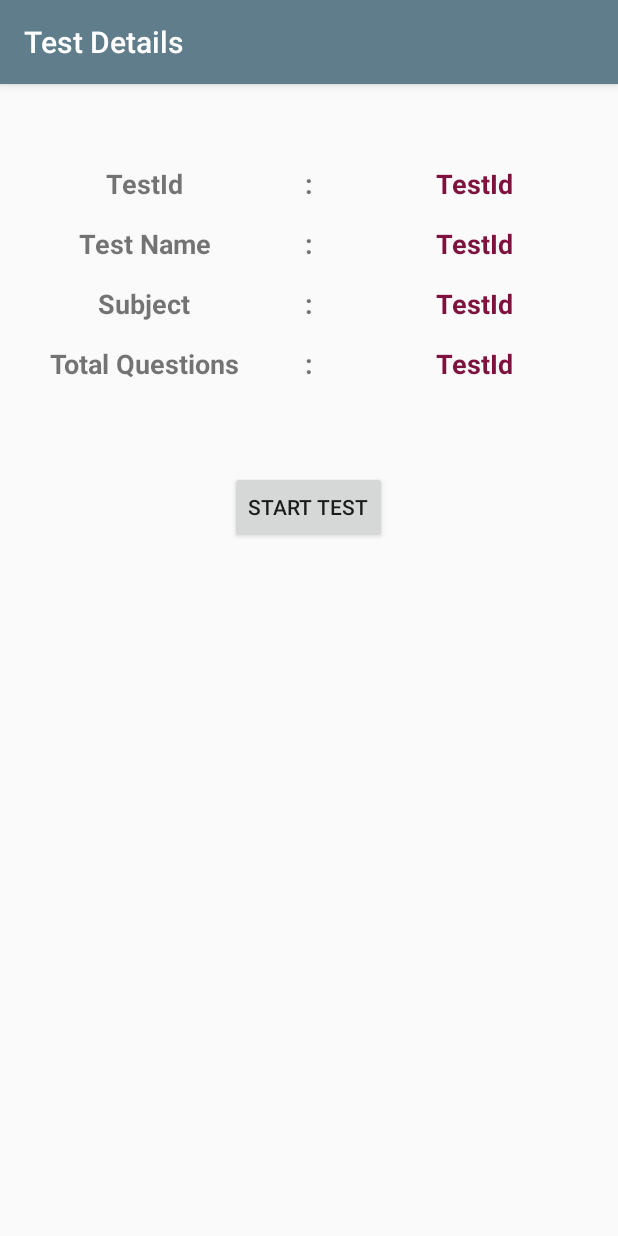
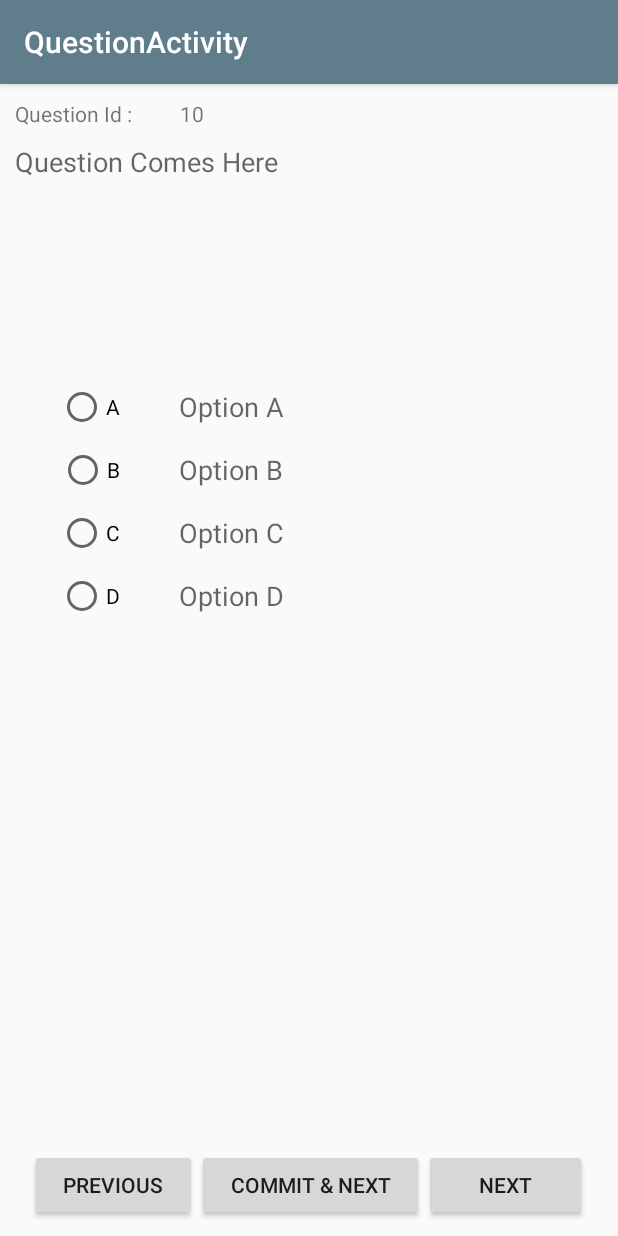
Before and after one commit to SushankKDahiwadkar/oesmsproj, an Android app: the TestDetails screen opened directly, with no data from a screen before it, after a tap on "START TEST", on a phone screen of 412 x 824 dp. Run offline under Robolectric (Android 15) with nearby library versions, the phone set to English and light mode, and no system bars; our stand-ins replace Volley; network calls fail; 5 statements that could not run were skipped.

Commit message:
minor commit

```diff
--- a/LoginRegisterMaterial/app/src/main/java/com/sushank/loginregistermaterial/activity/HomeFragment.java
+++ b/LoginRegisterMaterial/app/src/main/java/com/sushank/loginregistermaterial/activity/HomeFragment.java
@@ -98,7 +98,7 @@ public class HomeFragment extends Fragment {
             public void onErrorResponse(VolleyError error) {
                 VolleyLog.d("Error", "Error: " + error.getMessage());
                 // hide the progress dialog
-
+                progressDialog.hide();
             }
         });
 
--- a/LoginRegisterMaterial/app/src/main/java/com/sushank/loginregistermaterial/activity/TestDetails.java
+++ b/LoginRegisterMaterial/app/src/main/java/com/sushank/loginregistermaterial/activity/TestDetails.java
@@ -67,33 +67,42 @@ public class TestDetails extends AppCompatActivity {
 
         String url = HOST_SERVER + "/Question/Test/" + testDetail.getTestId();
 
+        final ProgressDialog progressDialog = new ProgressDialog(this);
+        progressDialog.setMessage("Fetching Test Details...");
+        progressDialog.show();
+
         JSONObject param = null;
-
-        JsonObjectRequest jsonObjectRequest = new JsonObjectRequest(Request.Method.GET, url, param,
+        JsonObjectRequest jsonObjReq = new JsonObjectRequest(Request.Method.GET,
+                url,param ,
                 new Response.Listener<JSONObject>() {
                     @Override
                     public void onResponse(JSONObject response) {
-                        Log.i("Response", response.toString());
+                        Log.d("response", response.toString());
+
                         Intent intent = new Intent(getApplicationContext(), QuestionActivity.class);
                         intent.putExtra("QUESTION_SET", response.toString());
+                        progressDialog.hide();
                         startActivity(intent);
-
                     }
                 }, new Response.ErrorListener() {
 
             @Override
             public void onErrorResponse(VolleyError error) {
-                VolleyLog.e("Error", error.getStackTrace());
+                VolleyLog.d("Error", "Error: " + error.getMessage());
+                Log.e("Error" , error.getMessage());
+                progressDialog.hide();
+                Intent intent = new Intent(getApplicationContext(), QuestionActivity.class);
+                startActivity(intent);
             }
         });
 
-        Log.i("Generated Request : ", jsonObjectRequest.toString());
-        jsonObjectRequest.setRetryPolicy(new DefaultRetryPolicy(
+        Log.i("generated request : ", jsonObjReq.getUrl());
+        jsonObjReq.setRetryPolicy(new DefaultRetryPolicy(
                 10000,
                 DefaultRetryPolicy.DEFAULT_MAX_RETRIES,
                 DefaultRetryPolicy.DEFAULT_BACKOFF_MULT));
 
-        AppController.getInstance().addToRequestQueue(jsonObjectRequest, "Get Question Set");
+        AppController.getInstance().addToRequestQueue(jsonObjReq, "Get Question Set");
     }
 
 
--- a/LoginRegisterMaterial/app/src/main/java/com/sushank/loginregistermaterial/adapter/AppController.java
+++ b/LoginRegisterMaterial/app/src/main/java/com/sushank/loginregistermaterial/adapter/AppController.java
@@ -2,6 +2,7 @@ package com.sushank.loginregistermaterial.adapter;
 
 import android.app.Application;
 import android.text.TextUtils;
+import android.util.Log;
 
 import com.android.volley.Request;
 import com.android.volley.RequestQueue;
@@ -45,11 +46,13 @@ public class AppController extends Application {
     }
 
     public <T> void addToRequestQueue(Request<T> req, String tag){
+        Log.i("Request Added : ","Inside AppController.addToRequestQueue");
         req.setTag(TextUtils.isEmpty(tag) ? TAG : tag);
         getRequestQueue().add(req);
     }
 
     public <T> void addToRequestQueue(Request<T> req){
+        Log.i("Request Added : ","Inside AppController.addToRequestQueue");
         req.setTag(TAG);
         getRequestQueue().add(req);
     }
```
Also changed, not shown: oes/src/main/java/com/sushankkdahiwadkar/oes/controller/QuestionController.java (+5 -8 lines), 1 other file.
